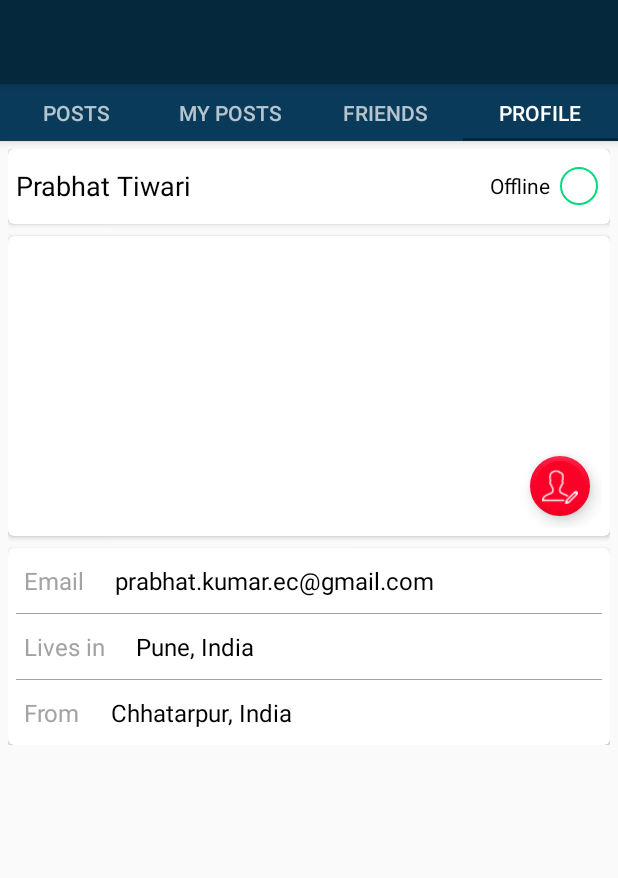
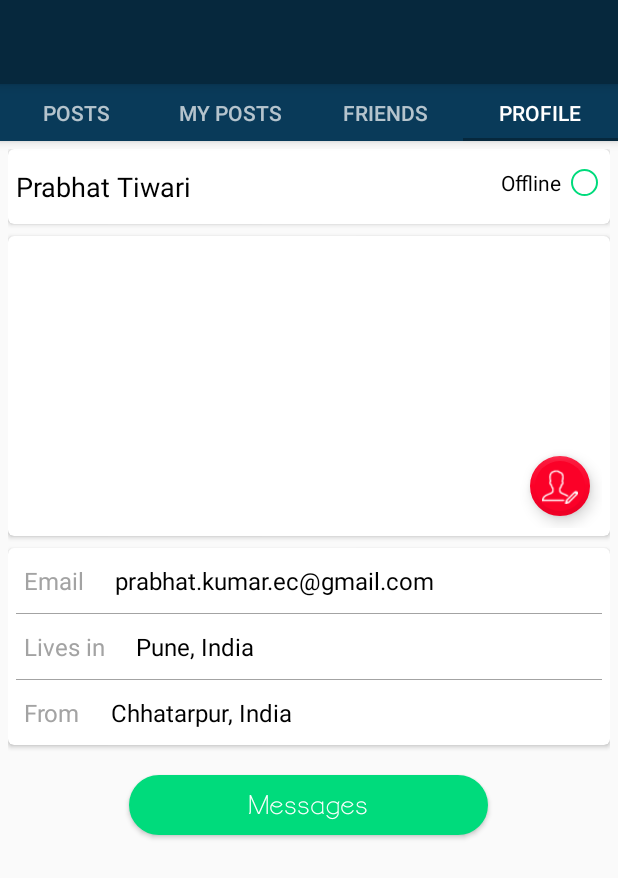
Before and after one commit to Prabhat789/Personal_LP, an Android app: the HomeScreenActivity screen opened directly, with no data from a screen before it, tab 4 chosen, on a phone screen of 412 x 824 dp. Shown: the top 878 px of the screen. Run offline under Robolectric (Android 15) with nearby library versions, the phone set to English and light mode, and no system bars; our stand-ins replace Volley; libraries missing offline, so code that uses them is left out: com.kbeanie.imagechooser; pictures from the network do not load; 4 statements that could not run were skipped.

Commit message:
list pull to refresh implementation

```diff
--- a/app/src/main/AndroidManifest.xml
+++ b/app/src/main/AndroidManifest.xml
@@ -80,7 +80,7 @@
             android:name=".activity.OneToOneChatActivity"
             android:screenOrientation="portrait"
             android:theme="@style/MyMaterialTheme"
-            android:launchMode="singleInstance"
+            android:launchMode="singleTop"
             android:windowSoftInputMode="stateAlwaysHidden">
         </activity>
 
--- a/app/src/main/java/com/mobisys/recipe/activity/HomeScreenActivity.java
+++ b/app/src/main/java/com/mobisys/recipe/activity/HomeScreenActivity.java
@@ -27,8 +27,8 @@ public class HomeScreenActivity extends AppCompatActivity {
 
     private static final String TAG = HomeScreenActivity.class.getSimpleName();
 
-    private TabLayout tabLayout;
     private ViewPager viewPager;
+    public TabLayout tabLayout;
 
     @Override
     protected void onCreate(Bundle savedInstanceState) {
--- a/app/src/main/java/com/mobisys/recipe/activity/OneToOneChatActivity.java
+++ b/app/src/main/java/com/mobisys/recipe/activity/OneToOneChatActivity.java
@@ -16,6 +16,7 @@ import android.widget.TextView;
 import com.mobisys.recipe.R;
 import com.mobisys.recipe.adapter.OneToOneChatListAdapter;
 import com.mobisys.recipe.model.Message;
+import com.mobisys.recipe.util.ApplicationConstant;
 import com.mobisys.recipe.util.SpacesItemDecoration;
 import com.mobisys.recipe.util.Utils;
 import com.parse.FindCallback;
@@ -57,8 +58,8 @@ public class OneToOneChatActivity extends AppCompatActivity {
     protected void onCreate(Bundle savedInstanceState) {
         super.onCreate(savedInstanceState);
         setContentView(R.layout.activity_one_to_one_chat);
-        friendObjectId = "bVTE7nVohL";
-        userNmae = "Prabhat";
+        friendObjectId = getIntent().getStringExtra(ApplicationConstant.FLAG);
+        userNmae = getIntent().getStringExtra(ApplicationConstant.FLAG1);
         Toolbar toolbar = (Toolbar) findViewById(R.id.toolbar);
         setSupportActionBar(toolbar);
         TextView mTitle = (TextView) toolbar.findViewById(R.id.txtToolbar);
@@ -238,7 +239,6 @@ public class OneToOneChatActivity extends AppCompatActivity {
         query.findInBackground(new FindCallback<Message>() {
             public void done(List<Message> messages, ParseException e) {
                 if (e == null) {
-
                     mMessages.clear();
                     Collections.reverse(messages);
                     mMessages.addAll(messages);
--- a/app/src/main/java/com/mobisys/recipe/fragments/TimelineFragments.java
+++ b/app/src/main/java/com/mobisys/recipe/fragments/TimelineFragments.java
@@ -10,6 +10,7 @@ import android.graphics.drawable.ColorDrawable;
 import android.os.Bundle;
 import android.support.design.widget.FloatingActionButton;
 import android.support.v4.app.Fragment;
+import android.support.v4.widget.SwipeRefreshLayout;
 import android.support.v7.widget.LinearLayoutManager;
 import android.support.v7.widget.RecyclerView;
 import android.util.Log;
@@ -47,7 +48,7 @@ import java.util.List;
 /**
  * Created by ubuntu1 on 11/3/16.
  */
-public class TimelineFragments extends Fragment implements View.OnClickListener ,ImageChooserListener {
+public class TimelineFragments extends Fragment implements View.OnClickListener ,ImageChooserListener, SwipeRefreshLayout.OnRefreshListener {
     private static final String TAG = TimelineFragments.class.getSimpleName();
     private RecyclerView mRecyclerView;
     private RecyclerView.LayoutManager mLayoutManager;
@@ -64,6 +65,7 @@ public class TimelineFragments extends Fragment implements View.OnClickListener
     private ProgressDialog mProgressDialog;
     private ArrayList<TimeLine> allPosts;
     private TimeLineAdapter mAdapter;
+    private SwipeRefreshLayout mSwipeRefreshLayout;
 
     @Override
     public View onCreateView(LayoutInflater inflater, ViewGroup container,
@@ -75,12 +77,22 @@ public class TimelineFragments extends Fragment implements View.OnClickListener
         mRecyclerView.addItemDecoration(new SpacesItemDecoration(8));
         mLayoutManager = new LinearLayoutManager(getActivity());
         mRecyclerView.setLayoutManager(mLayoutManager);
+        mSwipeRefreshLayout = (SwipeRefreshLayout)rootView.findViewById(R.id.swipeRefreshLayout);
+        mSwipeRefreshLayout.setOnRefreshListener(this);
+        mSwipeRefreshLayout.setColorSchemeResources(R.color.red,R.color.parse_green,R.color.parse_color);
         allPosts = new ArrayList<TimeLine>();
         refreshAllPost();
         mAdapter = new TimeLineAdapter(getActivity(), allPosts);
         mRecyclerView.setAdapter(mAdapter);
         fabAdd = (FloatingActionButton)rootView.findViewById(R.id.fabAdd);
         fabAdd.setOnClickListener(this);
+
+        /*mRecyclerView.setOnScrollListener(new ScrollListener(getActivity()) {
+            @Override
+            public void onMoved(int distance) {
+                HomeScreenActivity.tabLayout.setTranslationY(-distance);
+            }
+        });*/
 
         return rootView;
 
@@ -282,6 +294,9 @@ public class TimelineFragments extends Fragment implements View.OnClickListener
                 }
             }
         });
+
+
+
     }
 
     private void refreshAllPost() {
@@ -292,4 +307,9 @@ public class TimelineFragments extends Fragment implements View.OnClickListener
         return ParseUser.getCurrentUser().getString("profileImage");
     }
 
+    @Override
+    public void onRefresh() {
+        refreshAllPost();
+        mSwipeRefreshLayout.setRefreshing(false);
+    }
 }
--- a/app/src/main/java/com/mobisys/recipe/util/ApplicationConstant.java
+++ b/app/src/main/java/com/mobisys/recipe/util/ApplicationConstant.java
@@ -12,5 +12,9 @@ public class ApplicationConstant {
     public static final String SAVE_LOGIN = "saveLogin";
     public static final String USERNAME = "username";
     public static final String PASSWORD = "password";
+    public static final String FRIEND_LIST_ADAPTER = "friend_list_adapter";
+    public static final String FLAG = "data_flag";
+    public static final String FLAG1 = "data_flag1";
+
 
 }
--- a/app/src/main/java/com/mobisys/recipe/util/RecipeApplication.java
+++ b/app/src/main/java/com/mobisys/recipe/util/RecipeApplication.java
@@ -3,6 +3,7 @@ package com.mobisys.recipe.util;
 import android.app.Application;
 import android.util.Log;
 
+import com.mobisys.recipe.model.Friends;
 import com.mobisys.recipe.model.Message;
 import com.mobisys.recipe.model.TimeLine;
 import com.parse.Parse;
@@ -25,6 +26,7 @@ public class RecipeApplication extends Application {
         Parse.enableLocalDatastore(getApplicationContext());
         ParseObject.registerSubclass(Message.class);
         ParseObject.registerSubclass(TimeLine.class);
+        ParseObject.registerSubclass(Friends.class);
         Parse.initialize(this);
         ParseUser.enableAutomaticUser();
         ParseACL defaultACL = new ParseACL();
--- /dev/null
+++ b/app/src/main/res/drawable/checkbox_available_status.xml
@@ -0,0 +1,8 @@
+<?xml version="1.0" encoding="utf-8"?>
+<selector xmlns:android="http://schemas.android.com/apk/res/android">
+    <item android:drawable="@drawable/circle_unavailable"
+        android:state_checked="false"/>
+    <item android:drawable="@drawable/circle_available"
+        android:state_checked="true"/>
+    <item android:drawable="@drawable/circle_unavailable"/>
+</selector>
--- /dev/null
+++ b/app/src/main/res/drawable/circle_available.xml
@@ -0,0 +1,18 @@
+<?xml version="1.0" encoding="utf-8"?>
+<selector xmlns:android="http://schemas.android.com/apk/res/android">
+    <item >
+        <shape xmlns:android="http://schemas.android.com/apk/res/android"
+            android:shape="oval">
+            <solid android:color="@color/parse_green"/>
+            <size android:width="18dp" android:height="18dp"/>
+            <stroke android:width="3dp"
+                android:color="@color/parse_green" />
+            <!-- <padding android:bottom="10dp" android:top="10dp"/>-->
+
+        </shape>
+    </item>
+
+
+
+
+</selector>
--- /dev/null
+++ b/app/src/main/res/drawable/circle_unavailable.xml
@@ -0,0 +1,18 @@
+<?xml version="1.0" encoding="utf-8"?>
+<selector xmlns:android="http://schemas.android.com/apk/res/android">
+    <item >
+        <shape xmlns:android="http://schemas.android.com/apk/res/android"
+            android:shape="oval">
+            <solid android:color="@android:color/transparent"/>
+            <size android:width="18dp" android:height="18dp"/>
+            <stroke android:width="1.5dp"
+                android:color="@color/parse_green" />
+            <!-- <padding android:bottom="10dp" android:top="10dp"/>-->
+
+        </shape>
+    </item>
+
+
+
+
+</selector>
--- a/app/src/main/res/layout/activity_home_screen.xml
+++ b/app/src/main/res/layout/activity_home_screen.xml
@@ -6,6 +6,7 @@
     <android.support.design.widget.AppBarLayout
         android:layout_width="match_parent"
         android:layout_height="wrap_content"
+        android:id="@+id/appBarLayout"
         android:theme="@style/ThemeOverlay.AppCompat.Dark.ActionBar">
 
         <!--<android.support.v7.widget.Toolbar
--- a/app/src/main/res/layout/fragment_profile.xml
+++ b/app/src/main/res/layout/fragment_profile.xml
@@ -43,7 +43,7 @@
                     android:layout_height="wrap_content"
                     android:text="Offline  "
                     android:button="@null"
-                    android:drawableRight="@drawable/checkbox_selector"
+                    android:drawableRight="@drawable/checkbox_available_status"
                     android:id="@+id/checkBox3"
                     android:layout_alignParentRight="true"
                     android:layout_marginRight="8dp"
@@ -218,6 +218,20 @@
             </LinearLayout>
 
         </android.support.v7.widget.CardView>
+
+        <com.mobisys.recipe.widgets.CustomButton
+            android:layout_width="239dp"
+            android:layout_height="40dp"
+            android:layout_marginTop="20dp"
+            android:layout_marginBottom="20dp"
+            android:layout_gravity="center_horizontal"
+            android:text="Messages"
+            android:id="@+id/btnMessage"
+            android:textAllCaps="false"
+            android:elevation="5dp"
+            android:textSize="@dimen/medium_text"
+            android:textColor="@color/white"
+            android:background="@drawable/btn_rounded_corner_parse_green"/>
     </LinearLayout>
 
     </ScrollView>
--- a/app/src/main/res/layout/fragment_timeline.xml
+++ b/app/src/main/res/layout/fragment_timeline.xml
@@ -12,12 +12,17 @@
             android:layout_width="match_parent"
             android:layout_height="match_parent"
             android:orientation="vertical">
+            <android.support.v4.widget.SwipeRefreshLayout
+                android:id="@+id/swipeRefreshLayout"
+                android:layout_width="match_parent"
+                android:layout_height="match_parent">
             <android.support.v7.widget.RecyclerView
                 android:id="@+id/listHighway"
                 android:scrollbars="vertical"
                 android:layout_marginTop="6dp"
                 android:layout_width="match_parent"
                 android:layout_height="match_parent"/>
+            </android.support.v4.widget.SwipeRefreshLayout>
 
         </LinearLayout>
 
```
Also changed, not shown: app/src/main/java/com/mobisys/recipe/adapter/FriendListAdapter.java (added, +104 -0 lines), app/src/main/java/com/mobisys/recipe/fragments/Friends.java (+115 -1 lines), app/src/main/java/com/mobisys/recipe/fragments/Profile.java (+8 -0 lines), app/src/main/java/com/mobisys/recipe/model/Friends.java (added, +43 -0 lines), app/src/main/java/com/mobisys/recipe/util/ScrollListener.java (added, +43 -0 lines), app/src/main/res/layout/fragment_friends.xml (added, +23 -0 lines), app/src/main/res/layout/item_friends.xml (added, +82 -0 lines).
